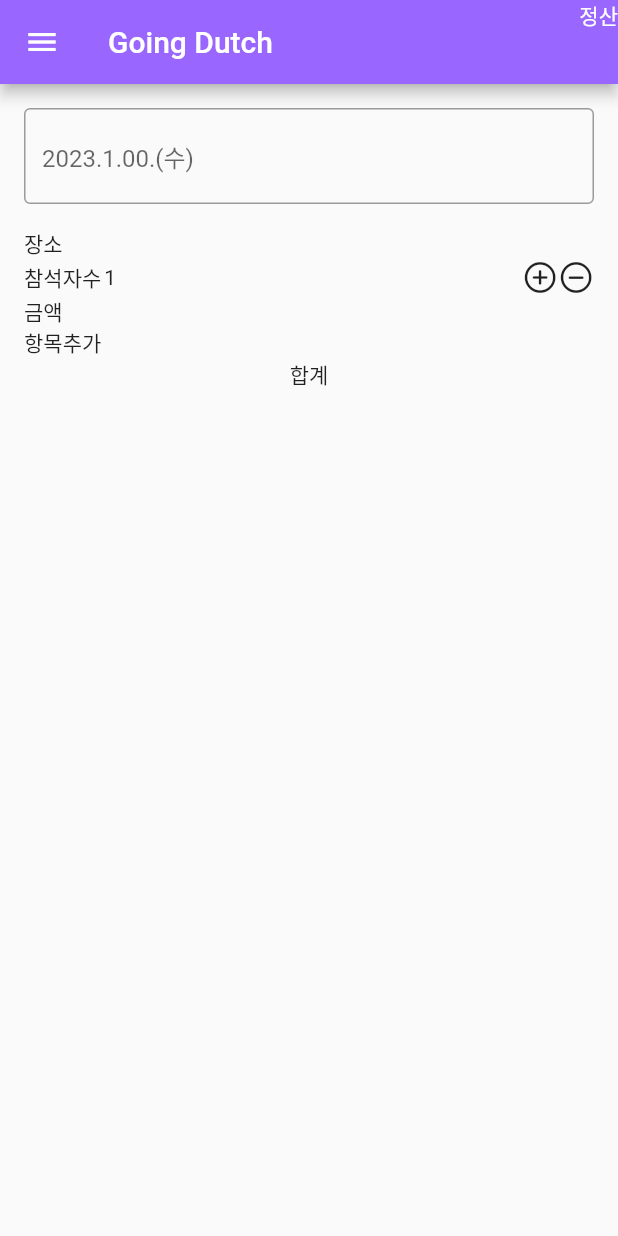
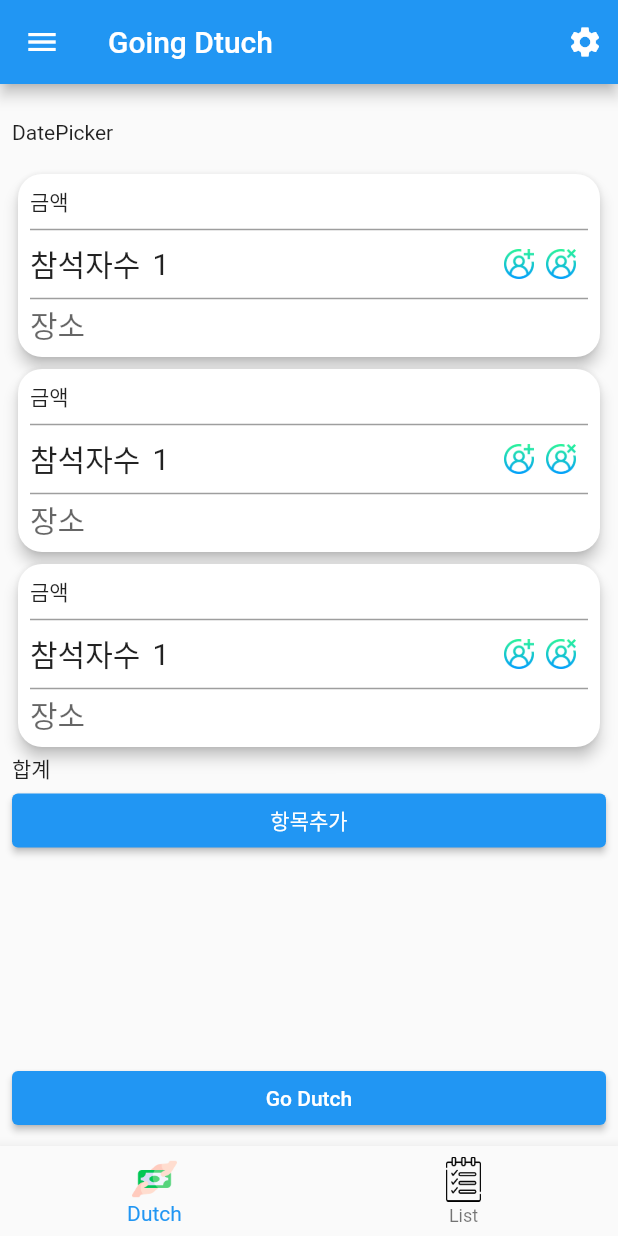
Before and after one commit to sirorong2/going_dutch, a Flutter app: the screen it shows after launch, on a phone screen of 412 x 824 dp. Run offline on Flutter 3.47's test engine with Material 2 defaults, Android fonts, the light colour scheme and no system bars.

Commit message:
2301300017

```diff
--- /dev/null
+++ b/lib/screen/dutch_list.dart
@@ -0,0 +1,131 @@
+import 'package:flutter/material.dart';
+
+class DutchList extends StatefulWidget {
+  const DutchList({Key? key}) : super(key: key);
+
+  @override
+  State<DutchList> createState() => _DutchListState();
+}
+
+class _DutchListState extends State<DutchList> {
+
+  @override
+  Widget build(BuildContext context) {
+    int itemMaxCount = 3;
+    return ListView.builder(
+      itemBuilder: (context, index) {
+        return Column(
+          crossAxisAlignment: CrossAxisAlignment.stretch,
+          children: [
+            _DutchItemCard(
+
+            ),
+            if (index == itemMaxCount - 1) Text('합계'),
+            if (index == itemMaxCount - 1)
+              ElevatedButton(
+                onPressed: () {},
+                child: Text('항목추가'),
+              ),
+          ],
+        );
+      },
+      itemCount: itemMaxCount,
+    );
+  }
+
+
+}
+
+class _DutchItemCard extends StatefulWidget {
+
+  const _DutchItemCard({Key? key,}) : super(key: key);
+
+  @override
+  State<_DutchItemCard> createState() => _DutchItemCardState();
+}
+
+class _DutchItemCardState extends State<_DutchItemCard> {
+  @override
+  Widget build(BuildContext context) {
+
+    return Card(
+      elevation: 4.0,
+      shape: RoundedRectangleBorder(borderRadius: BorderRadius.circular(16.0)),
+      child: Padding(
+        padding: const EdgeInsets.all(8.0),
+        child: Column(
+          crossAxisAlignment: CrossAxisAlignment.start,
+          children: [
+            Text('금액'),
+            Divider(
+              thickness: 1,
+              color: Colors.grey,
+            ),
+            Row(
+              mainAxisAlignment: MainAxisAlignment.spaceBetween,
+              children: [
+
+                Row(
+                  children: [
+                    Text(
+                      '참석자수',
+                      style: TextStyle(
+                        fontSize: 20.0,
+                      ),
+                    ),
+                    SizedBox(width: 8.0,),
+                    Text('1',style: TextStyle(fontSize: 20.0),),
+                  ],
+                ),
+                Container(
+                  child: Row(
+                    children: [
+                      GestureDetector(
+                        onTap: (){
+
+                        },
+                        child: Container(
+                          child: Image.asset(
+                            "assets/icons/plus.png",
+                            width: 20.0,
+                            height: 20.0,
+                          ),
+                        ),
+                      ),
+                      SizedBox(
+                        width: 8.0,
+                      ),
+                      Image.asset(
+                        "assets/icons/minus.png",
+                        width: 20.0,
+                        height: 20.0,
+                      ),
+                      SizedBox(
+                        width: 8.0,
+                      ),
+                    ],
+                  ),
+                ),
+              ],
+            ),
+            Divider(
+              thickness: 1,
+              color: Colors.grey,
+            ),
+            TextField(
+              style: TextStyle(fontSize: 20.0),
+              decoration: InputDecoration(
+                border: InputBorder.none,
+                isCollapsed: true,
+                label: Text(
+                  '장소',
+                  style: TextStyle(fontSize: 20.0),
+                ),
+              ),
+            ),
+          ],
+        ),
+      ),
+    );
+  }
+}
--- /dev/null
+++ b/lib/screen/dutch_page.dart
@@ -0,0 +1,23 @@
+import 'package:flutter/material.dart';
+import 'package:going_dutch/screen/dutch_list.dart';
+
+class Dutch_page extends StatelessWidget {
+  const Dutch_page({Key? key}) : super(key: key);
+
+  @override
+  Widget build(BuildContext context) {
+    return Padding(
+      padding: const EdgeInsets.all(8.0),
+      child: Column(
+        crossAxisAlignment: CrossAxisAlignment.stretch,
+        children: [
+          SizedBox(height: 16.0,),
+          Text('DatePicker'),
+          SizedBox(height: 16.0,),
+          Expanded(child: DutchList()),
+          ElevatedButton(onPressed: (){}, child: Text('Go Dutch'),),
+        ],
+      ),
+    );
+  }
+}
--- a/lib/screen/home_screen.dart
+++ b/lib/screen/home_screen.dart
@@ -1,22 +1,68 @@
 import 'package:flutter/material.dart';
-import 'package:going_dutch/screen/main_list.dart';
+import 'package:going_dutch/screen/dutch_page.dart';
+import 'package:going_dutch/screen/list_page.dart';
 
-class HomeScreen extends StatelessWidget {
+class HomeScreen extends StatefulWidget {
   const HomeScreen({Key? key}) : super(key: key);
+
+  @override
+  State<HomeScreen> createState() => _HomeScreenState();
+}
+
+class _HomeScreenState extends State<HomeScreen> {
+  int _selectedIndex = 0;
 
   @override
   Widget build(BuildContext context) {
     return Scaffold(
       appBar: AppBar(
-        title: Text('Going Dutch'),
-        backgroundColor: Color(0xFF9966FF),
         leading: Icon(Icons.menu),
+        title: Text('Going Dtuch'),
         actions: [
-          Text('정산',textAlign: TextAlign.center,),
+          Padding(
+            padding: const EdgeInsets.all(10.0),
+            child: Icon(Icons.settings),
+          ),
         ],
       ),
-      body: BodyPage(),
 
+      body: Center(
+        child: Dutch_page(),
+      ),
+      //floatingActionButton: FloatingActionButton(onPressed: (){},child: Icon(Icons.add,)),
+
+      bottomNavigationBar: BottomNavigationBar(
+        items: [
+          BottomNavigationBarItem(
+              icon: Image.asset(
+                "assets/icons/money-transfer.png",
+                width: 30.0,
+                height: 30.0,
+              ),
+              label: 'Dutch'),
+          BottomNavigationBarItem(
+            icon: Image.asset(
+              "assets/icons/list.png",
+              width: 30.0,
+              height: 30.0,
+            ),
+            label: 'List',
+          ),
+        ],
+        currentIndex: _selectedIndex,
+        onTap: _bottomNavigationBarTapped,
+      ),
     );
   }
+
+  void _bottomNavigationBarTapped(int index){
+    setState(() {
+      _selectedIndex = index;
+    });
+  }
+
+  List _SelectedPage = [
+    Dutch_page(),
+    ListPage(),
+  ];
 }
--- /dev/null
+++ b/lib/screen/list_page.dart
@@ -0,0 +1,12 @@
+import 'package:flutter/material.dart';
+
+class ListPage extends StatelessWidget {
+  const ListPage({Key? key}) : super(key: key);
+
+  @override
+  Widget build(BuildContext context) {
+    return Container(
+      child: Text('List Page'),
+    );
+  }
+}
--- a/lib/screen/main_list.dart
+++ /dev/null
@@ -1,79 +0,0 @@
-import 'package:flutter/cupertino.dart';
-import 'package:flutter/material.dart';
-
-class BodyPage extends StatefulWidget {
-  const BodyPage({Key? key}) : super(key: key);
-
-  @override
-  State<BodyPage> createState() => _BodyPageState();
-}
-
-class _BodyPageState extends State<BodyPage> {
-  @override
-  Widget build(BuildContext context) {
-    return Padding(
-      padding: const EdgeInsets.all(16.0),
-      child: Column(
-        children: [
-          TextField(
-            decoration: InputDecoration(
-              hintText: '2023.1.00.(수)',
-              border: OutlineInputBorder(),
-            ),
-          ),
-          SizedBox(
-            height: 16.0,
-          ),
-          _DutchItem(),
-          Text('합계'),
-        ],
-      ),
-    );
-  }
-}
-
-class _DutchItem extends StatelessWidget {
-  const _DutchItem({Key? key}) : super(key: key);
-
-  @override
-  Widget build(BuildContext context) {
-    return Column(
-      crossAxisAlignment: CrossAxisAlignment.start,
-      children: [
-        Text('장소',),
-        Row(
-          mainAxisAlignment: MainAxisAlignment.spaceBetween,
-          children: [
-            Container(
-              child: Row(
-                children: [
-                  Text('참석자수'),
-                  SizedBox(width: 2.0,),
-                  Text('1'),
-                ],
-              ),
-            ),
-            Container(
-              child: Row(
-                children: [
-                  Icon(
-                    CupertinoIcons.plus_circle,
-                  ),
-                  Icon(
-                    CupertinoIcons.minus_circle,
-                  ),
-                ],
-              ),
-            )
-          ],
-        ),
-        Row(
-          children: [
-            Text('금액'),
-          ],
-        ),
-        Text('항목추가'),
-      ],
-    );
-  }
-}
--- a/pubspec.yaml
+++ b/pubspec.yaml
@@ -63,6 +63,8 @@ flutter:
   # assets:
   #   - images/a_dot_burr.jpeg
   #   - images/a_dot_ham.jpeg
+  assets:
+    - assets/icons/
 
   # An image asset can refer to one or more resolution-specific "variants", see
   # https://flutter.dev/assets-and-images/#resolution-aware
```
Also changed, not shown: assets/icons/list.png (added), assets/icons/minus.png (added), assets/icons/money-transfer.png (added), assets/icons/plus.png (added).
